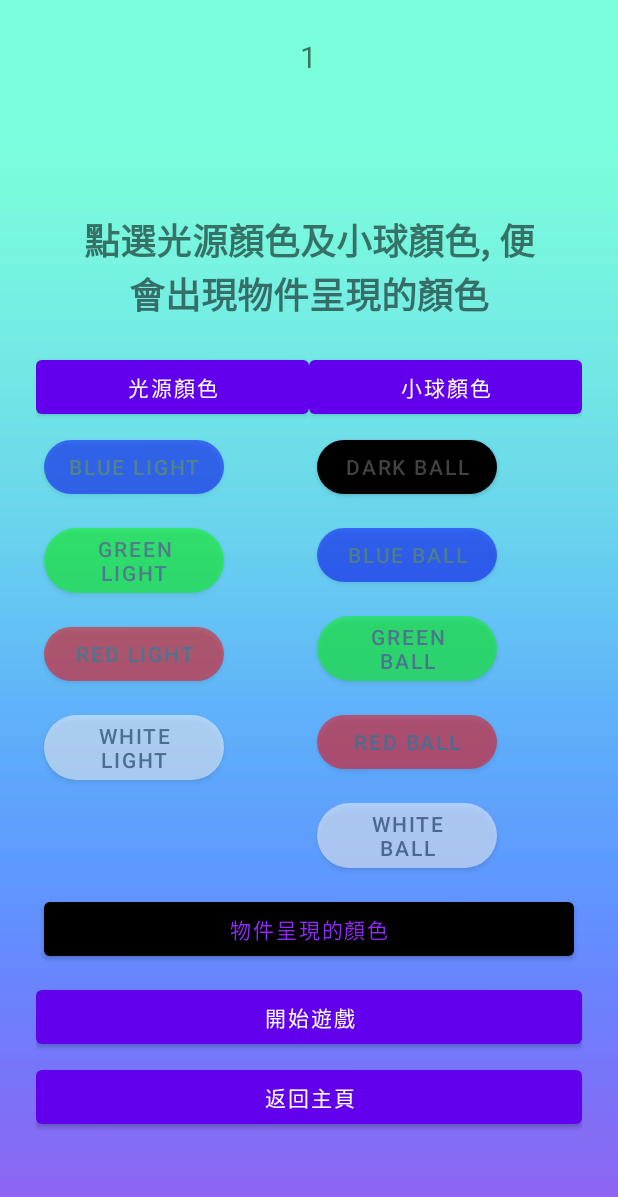
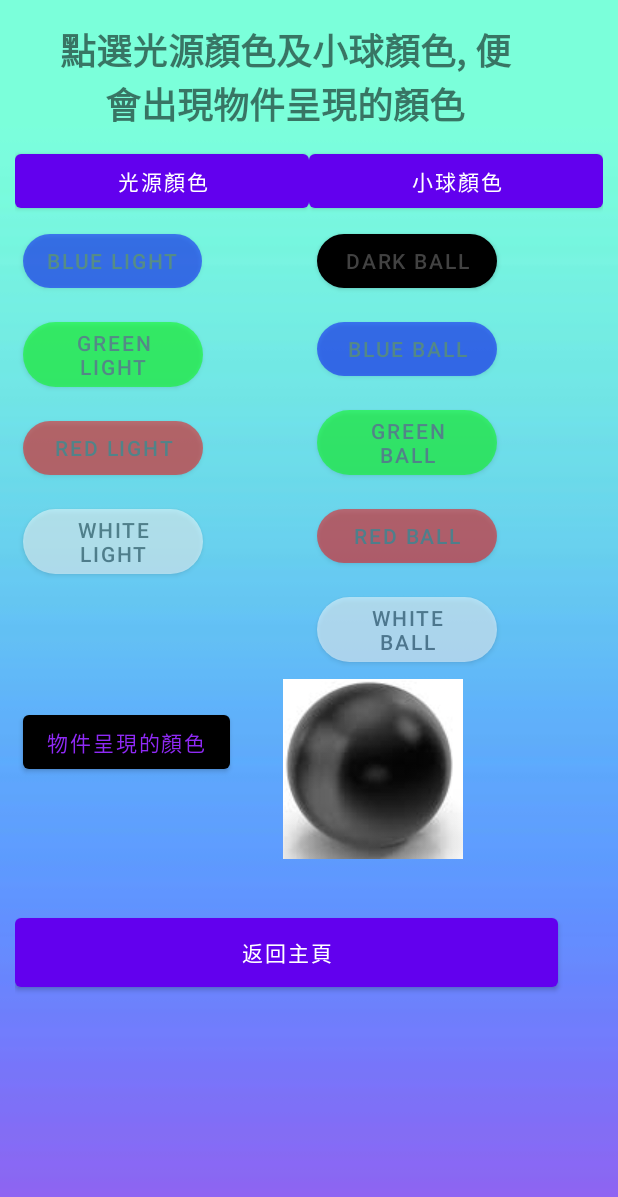
Before and after one commit to jay1018t/3D061, an Android app: the Button2page screen opened directly, with no data from a screen before it, on a phone screen of 412 x 824 dp. Shown: the top 1197 px of the screen. Run offline under Robolectric (Android 15) with nearby library versions, the phone set to English and light mode, and no system bars.

```diff
--- a/app/src/main/res/layout/activity_button2page.xml
+++ b/app/src/main/res/layout/activity_button2page.xml
@@ -2,41 +2,33 @@
 <RelativeLayout xmlns:android="http://schemas.android.com/apk/res/android"
     xmlns:app="http://schemas.android.com/apk/res-auto"
     xmlns:tools="http://schemas.android.com/tools"
+    android:id="@+id/ResultBall"
     android:layout_width="match_parent"
     android:layout_height="match_parent"
-        android:padding="24dp"
-        tools:context=".Button2page"
-        android:background="@drawable/background">
+    android:background="@drawable/background"
+    android:padding="10dp"
+    tools:context=".Button2page">
 
 
     <TextView
-        android:layout_width="wrap_content"
-        android:layout_height="wrap_content"
-        android:id="@+id/Total_Questions"
-        android:text="1"
-        android:layout_centerHorizontal="true"
-        android:textSize="20dp"/>
-
-    <TextView
         android:id="@+id/result"
-        android:layout_width="match_parent"
-        android:layout_height="wrap_content"
-        android:layout_above="@id/choices_layout"
+        android:layout_width="320dp"
+        android:layout_height="71dp"
         android:layout_marginStart="20dp"
-        android:layout_marginTop="20dp"
+        android:layout_marginTop="5dp"
         android:layout_marginEnd="20dp"
-        android:layout_marginBottom="20dp"
+        android:layout_marginBottom="10dp"
         android:text="question"
         android:textAlignment="center"
         android:textSize="24dp"
         android:textStyle="bold" />
 
-
     <LinearLayout
         android:id="@+id/choices_layout"
         android:layout_width="match_parent"
         android:layout_height="wrap_content"
-        android:layout_centerInParent="true"
+        android:layout_centerInParent="false"
+        android:layout_below="@+id/result"
         android:orientation="horizontal">
 
         <LinearLayout
@@ -52,12 +44,11 @@
                 android:layout_height="wrap_content"
                 android:layout_margin="0dp"
                 android:text="光源顏色"
-                android:textColor="@color/white"
-                />
+                android:textColor="@color/white" />
 
             <Button
                 android:id="@+id/bl"
-                android:layout_width="120dp"
+                android:layout_width="wrap_content"
                 android:layout_height="wrap_content"
                 android:layout_margin="5dp"
                 android:text="Blue Light"
@@ -72,6 +63,7 @@
                 android:text="Green Light"
                 android:textColor="@color/cardview_dark_background"
                 app:cornerRadius="350dp" />
+
             <Button
                 android:id="@+id/rl"
                 android:layout_width="120dp"
@@ -106,8 +98,7 @@
                 android:layout_height="wrap_content"
                 android:layout_margin="0dp"
                 android:text="小球顏色"
-            android:textColor="@color/white"
-             />
+                android:textColor="@color/white" />
 
 
             <Button
@@ -127,6 +118,7 @@
                 android:text="Blue Ball"
                 android:textColor="@color/cardview_dark_background"
                 app:cornerRadius="350dp" />
+
             <Button
                 android:id="@+id/gb"
                 android:layout_width="120dp"
@@ -157,38 +149,41 @@
         </LinearLayout>
 
 
-
-
     </LinearLayout>
 
-
-    <Button
-        android:id="@+id/resultLight"
+    <LinearLayout
+        android:id="@+id/Result_layout"
         android:layout_width="match_parent"
         android:layout_height="wrap_content"
         android:layout_below="@+id/choices_layout"
+        android:orientation="horizontal">
+    <Button
+        android:id="@+id/resultLight"
+        android:layout_width="wrap_content"
+        android:layout_height="wrap_content"
+        android:layout_below="@+id/choices_layout"
         android:layout_marginStart="5dp"
-        android:layout_marginTop="5dp"
+        android:layout_marginTop="18dp"
         android:layout_marginEnd="5dp"
         android:layout_marginBottom="5dp"
         android:text="反射顏色"
         android:textColor="@color/btnColor" />
 
-    <Button
-        android:id="@+id/play_btn"
-        android:layout_width="match_parent"
+    <ImageView
+        android:id="@+id/ResultImage"
+        android:layout_marginStart="30dp"
+        android:layout_width="wrap_content"
         android:layout_height="wrap_content"
         android:layout_below="@+id/resultLight"
-        android:layout_marginTop="5dp"
-        android:text="開始遊戲" />
+        app:srcCompat="@drawable/blackball" />
+    </LinearLayout>
 
     <Button
         android:id="@+id/submit_btn"
-        android:layout_width="match_parent"
-        android:layout_height="wrap_content"
-        android:layout_below="@+id/play_btn"
-        android:layout_marginTop="5dp"
+        android:layout_width="362dp"
+        android:layout_height="58dp"
+        android:layout_below="@+id/Result_layout"
+        android:layout_marginTop="33dp"
         android:text="返回主頁" />
 
-
 </RelativeLayout>
```
Also changed, not shown: app/src/main/java/com/example/a3d06/Button2page.java (+13 -0 lines), app/src/main/java/com/example/a3d06/Button3page.java (+73 -9 lines), app/src/main/res/drawable/blackball.png (added), app/src/main/res/drawable/blueball.png (added), app/src/main/res/drawable/greenball.jpg (added), app/src/main/res/drawable/redball.png (added), app/src/main/res/drawable/whiteball.png (added). Lines whose indentation alone changed are shown as unchanged.
